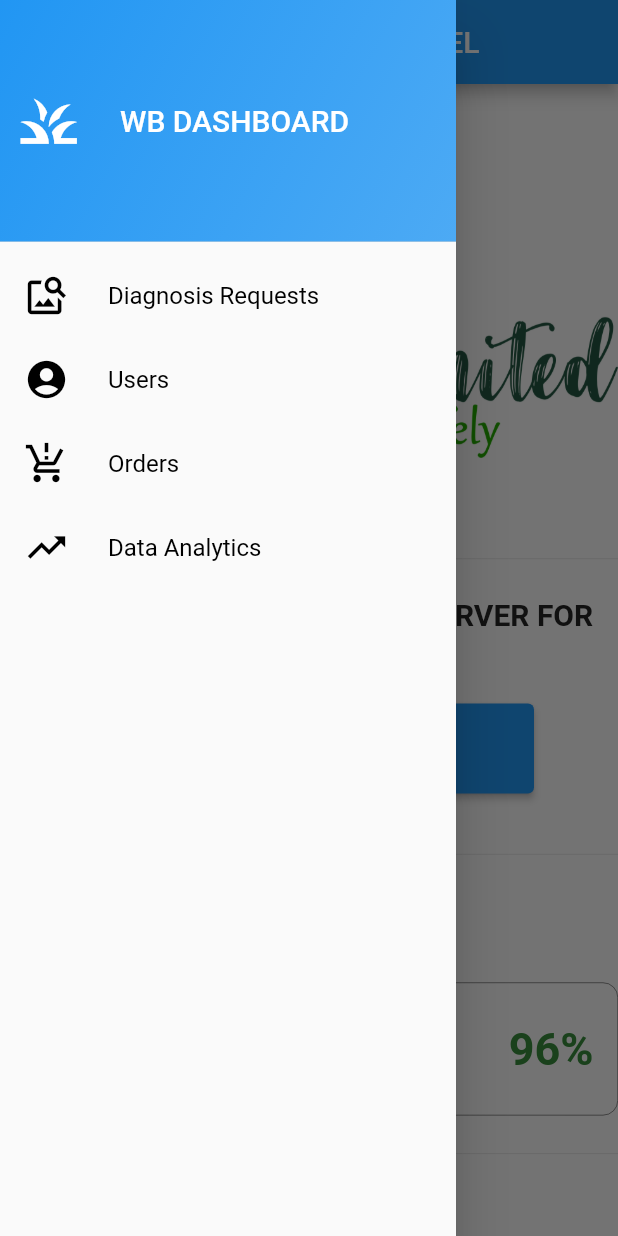
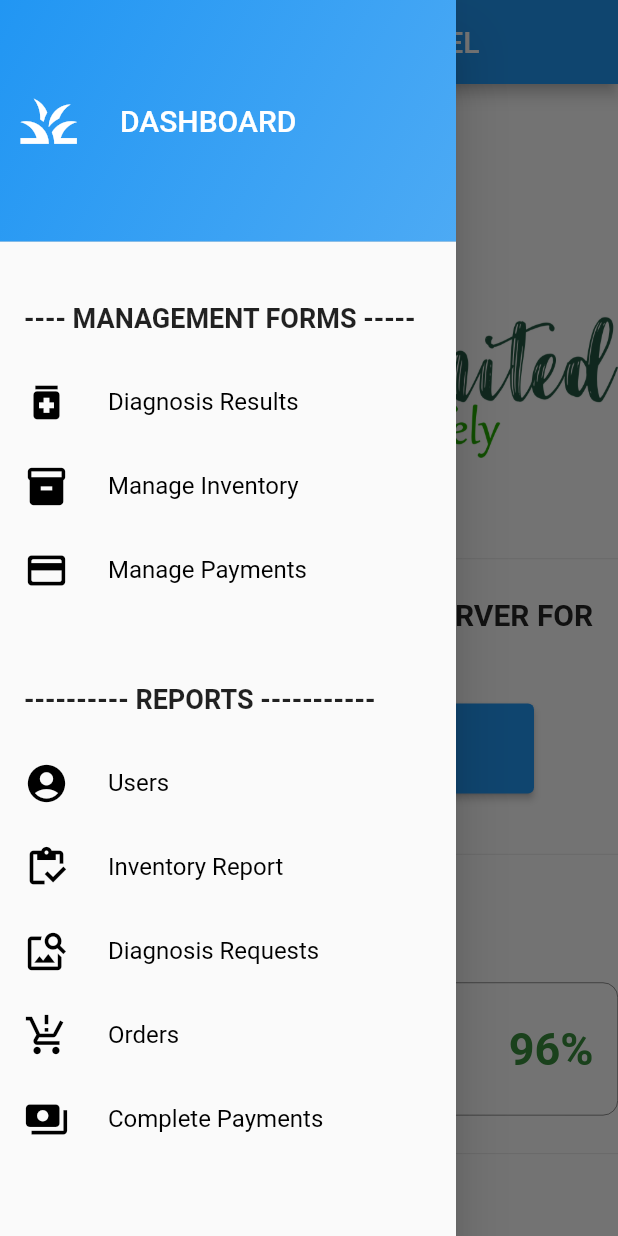
Before and after one commit to notrayo/wb_admin, a Flutter app: the screen it shows after launch, with the side drawer open, on a phone screen of 412 x 824 dp. Run offline on Flutter 3.47's test engine with Material 2 defaults, Android fonts, the phone set to English and light mode, and no system bars; drawn by our look-alikes of countup; our stand-ins replace cloud_firestore, firebase_auth, firebase_core, firebase_messaging, firebase_storage, pie_chart; accounts and stored records are empty.

Commit message:
added some management and reports screens...no functionality added yet

```diff
--- /dev/null
+++ b/lib/FCM_key_exchange.dart
@@ -0,0 +1,3 @@
+import 'package:firebase_messaging/firebase_messaging.dart';
+
+FirebaseMessaging messaging = FirebaseMessaging.instance;
--- a/lib/drawer.dart
+++ b/lib/drawer.dart
@@ -31,7 +31,7 @@ class DrawerScreen extends StatelessWidget {
                   width: 25,
                 ),
                 Text(
-                  'WB DASHBOARD ',
+                  'DASHBOARD ',
                   style: Theme.of(context)
                       .textTheme
                       .titleLarge!
@@ -40,16 +40,27 @@ class DrawerScreen extends StatelessWidget {
               ],
             ),
           ),
+          const SizedBox(
+            height: 15,
+          ),
           //add content to drawer
-
+          ListTile(
+            title: Text(
+              '---- MANAGEMENT FORMS -----',
+              style: Theme.of(context)
+                  .textTheme
+                  .titleMedium!
+                  .copyWith(fontWeight: FontWeight.bold, fontSize: 18),
+            ),
+          ),
           ListTile(
             leading: const Icon(
-              Icons.image_search,
+              Icons.medication,
               size: 30,
               color: Colors.black,
             ),
             title: Text(
-              'Diagnosis Requests',
+              'Diagnosis Results',
               style: Theme.of(context)
                   .textTheme
                   .titleMedium!
@@ -59,8 +70,62 @@ class DrawerScreen extends StatelessWidget {
               //control state
 
               //close drawer
-              onSelectScreenFromDrawer('User-Uploads');
+              onSelectScreenFromDrawer('DiagnosisResults');
             },
+          ),
+          ListTile(
+            leading: const Icon(
+              Icons.inventory,
+              size: 30,
+              color: Colors.black,
+            ),
+            title: Text(
+              'Manage Inventory',
+              style: Theme.of(context)
+                  .textTheme
+                  .titleMedium!
+                  .copyWith(color: Colors.black),
+            ),
+            onTap: () {
+              //control state
+
+              //close drawer
+              onSelectScreenFromDrawer('InventoryMGMT');
+            },
+          ),
+          ListTile(
+            leading: const Icon(
+              Icons.payment_rounded,
+              size: 30,
+              color: Colors.black,
+            ),
+            title: Text(
+              'Manage Payments',
+              style: Theme.of(context)
+                  .textTheme
+                  .titleMedium!
+                  .copyWith(color: Colors.black),
+            ),
+            onTap: () {
+              //control state
+
+              //close drawer
+              onSelectScreenFromDrawer('PaymentMGMT');
+            },
+          ),
+
+          const SizedBox(
+            height: 30,
+          ),
+          //add content to drawer
+          ListTile(
+            title: Text(
+              '---------- REPORTS -----------',
+              style: Theme.of(context)
+                  .textTheme
+                  .titleMedium!
+                  .copyWith(fontWeight: FontWeight.bold, fontSize: 18),
+            ),
           ),
 
           ListTile(
@@ -81,6 +146,48 @@ class DrawerScreen extends StatelessWidget {
 
               //close drawer
               onSelectScreenFromDrawer('Users');
+            },
+          ),
+
+          ListTile(
+            leading: const Icon(
+              Icons.inventory_outlined,
+              size: 30,
+              color: Colors.black,
+            ),
+            title: Text(
+              'Inventory Report',
+              style: Theme.of(context)
+                  .textTheme
+                  .titleMedium!
+                  .copyWith(color: Colors.black),
+            ),
+            onTap: () {
+              //control state
+
+              //close drawer
+              onSelectScreenFromDrawer('InventoryReport');
+            },
+          ),
+
+          ListTile(
+            leading: const Icon(
+              Icons.image_search,
+              size: 30,
+              color: Colors.black,
+            ),
+            title: Text(
+              'Diagnosis Requests',
+              style: Theme.of(context)
+                  .textTheme
+                  .titleMedium!
+                  .copyWith(color: Colors.black),
+            ),
+            onTap: () {
+              //control state
+
+              //close drawer
+              onSelectScreenFromDrawer('User-Uploads');
             },
           ),
 
@@ -109,6 +216,59 @@ class DrawerScreen extends StatelessWidget {
           ),
           ListTile(
             leading: const Icon(
+              Icons.payments,
+              size: 30,
+              color: Colors.black,
+            ),
+            title: Text(
+              'Complete Payments',
+              style: Theme.of(context)
+                  .textTheme
+                  .titleMedium!
+                  .copyWith(color: Colors.black),
+            ),
+            onTap: () {
+              //control state
+
+              //close drawer
+              onSelectScreenFromDrawer('PaymentReport');
+            },
+          ),
+          const SizedBox(
+            height: 30,
+          ),
+          //add content to drawer
+          ListTile(
+            title: Text(
+              '---------- ANALYTICS -----------',
+              style: Theme.of(context)
+                  .textTheme
+                  .titleMedium!
+                  .copyWith(fontWeight: FontWeight.bold, fontSize: 18),
+            ),
+          ),
+          ListTile(
+            leading: const Icon(
+              Icons.pie_chart_outline_outlined,
+              size: 30,
+              color: Colors.black,
+            ),
+            title: Text(
+              'Diagnosis Analytics',
+              style: Theme.of(context)
+                  .textTheme
+                  .titleMedium!
+                  .copyWith(color: Colors.black),
+            ),
+            onTap: () {
+              //control state
+
+              //close drawer
+              onSelectScreenFromDrawer('DiagnosisAnalytics');
+            },
+          ),
+          ListTile(
+            leading: const Icon(
               Icons.trending_up,
               size: 30,
               color: Colors.black,
```
Also changed, not shown: lib/diagnosis_analytics.dart (added, +27 -0 lines), lib/diagnosis_requests.dart (added, +31 -0 lines), lib/diagnosis_results.dart (added, +26 -0 lines), lib/home.dart (+31 -1 lines), lib/inv_mgmt.dart (added, +25 -0 lines), lib/inv_report.dart (added, +24 -0 lines), lib/payment_mgmt.dart (added, +28 -0 lines), lib/payment_report.dart (added, +26 -0 lines), lib/user_uploads.dart (deleted, +0 -126 lines).
